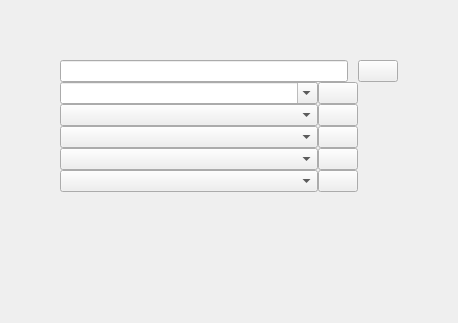
Qt form ui/t_b_ho.ui (RaphCucul/Image-registration-GUI) before a commit.
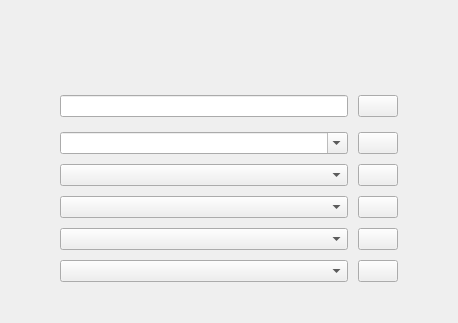
The same form after that commit.

```diff
--- a/ui/t_b_ho.ui
+++ b/ui/t_b_ho.ui
@@ -27,7 +27,7 @@
   </property>
   <layout class="QVBoxLayout" name="verticalLayout">
    <property name="spacing">
-    <number>0</number>
+    <number>15</number>
    </property>
    <property name="leftMargin">
     <number>60</number>
@@ -41,6 +41,16 @@
    <property name="bottomMargin">
     <number>0</number>
    </property>
+   <item>
+    <widget class="QLineEdit" name="iniPath">
+     <property name="enabled">
+      <bool>false</bool>
+     </property>
+     <property name="frame">
+      <bool>false</bool>
+     </property>
+    </widget>
+   </item>
    <item>
     <layout class="QHBoxLayout" name="horizontalLayout" stretch="1,2">
      <property name="spacing">
@@ -72,79 +82,18 @@
     </layout>
    </item>
    <item>
-    <layout class="QGridLayout" name="gridLayout" columnstretch="1,0,0,0">
-     <item row="0" column="2">
-      <widget class="QPushButton" name="pathToVideos">
-       <property name="sizePolicy">
-        <sizepolicy hsizetype="Minimum" vsizetype="Fixed">
-         <horstretch>0</horstretch>
-         <verstretch>0</verstretch>
-        </sizepolicy>
-       </property>
-       <property name="minimumSize">
-        <size>
-         <width>0</width>
-         <height>0</height>
-        </size>
-       </property>
-       <property name="maximumSize">
-        <size>
-         <width>16777215</width>
-         <height>16777215</height>
-        </size>
-       </property>
-       <property name="styleSheet">
-        <string notr="true">QPushButton:pressed {
-    border-style: inset;
-    border-color: blue;
-    border-width: 1px;
-    color: white;
-}</string>
-       </property>
-       <property name="text">
-        <string/>
-       </property>
-      </widget>
+    <layout class="QGridLayout" name="gridLayout" columnstretch="1,0,0">
+     <property name="spacing">
+      <number>10</number>
+     </property>
+     <item row="1" column="0">
+      <widget class="QComboBox" name="Combo_savingVideo"/>
      </item>
-     <item row="1" column="2">
-      <widget class="QPushButton" name="SaveVideos">
-       <property name="styleSheet">
-        <string notr="true">QPushButton:pressed {
-    border-style: inset;
-    border-color: blue;
-    border-width: 1px;
-    color: white;
-}</string>
-       </property>
-       <property name="text">
-        <string/>
-       </property>
-      </widget>
+     <item row="3" column="0">
+      <widget class="QComboBox" name="Combo_VideoDataSave"/>
      </item>
-     <item row="2" column="0">
-      <widget class="QComboBox" name="Combo_VideoDataLoad">
-       <property name="editable">
-        <bool>false</bool>
-       </property>
-       <property name="currentIndex">
-        <number>-1</number>
-       </property>
-      </widget>
-     </item>
-     <item row="2" column="2">
-      <widget class="QPushButton" name="LoadingDataFolder">
-       <property name="styleSheet">
-        <string notr="true">QPushButton:pressed {
-    border-style: inset;
-    border-color: blue;
-    border-width: 1px;
-    color: white;
-}</string>
-       </property>
-       <property name="text">
-        <string/>
-       </property>
-      </widget>
+     <item row="4" column="0">
+      <widget class="QComboBox" name="Combo_FrangiParams"/>
      </item>
      <item row="0" column="0">
       <widget class="QComboBox" name="Combo_videoPath">
@@ -177,6 +126,39 @@
        </property>
       </widget>
      </item>
+     <item row="0" column="2">
+      <widget class="QPushButton" name="pathToVideos">
+       <property name="sizePolicy">
+        <sizepolicy hsizetype="Minimum" vsizetype="Fixed">
+         <horstretch>0</horstretch>
+         <verstretch>0</verstretch>
+        </sizepolicy>
+       </property>
+       <property name="minimumSize">
+        <size>
+         <width>0</width>
+         <height>0</height>
+        </size>
+       </property>
+       <property name="maximumSize">
+        <size>
+         <width>16777215</width>
+         <height>16777215</height>
+        </size>
+       </property>
+       <property name="styleSheet">
+        <string notr="true">QPushButton:pressed {
+    border-style: inset;
+    border-color: blue;
+    border-width: 1px;
+    color: white;
+}</string>
+       </property>
+       <property name="text">
+        <string/>
+       </property>
+      </widget>
+     </item>
      <item row="4" column="2">
       <widget class="QPushButton" name="paramFrangPB">
        <property name="styleSheet">
@@ -192,6 +174,21 @@
        </property>
       </widget>
      </item>
+     <item row="2" column="2">
+      <widget class="QPushButton" name="LoadingDataFolder">
+       <property name="styleSheet">
+        <string notr="true">QPushButton:pressed {
+    border-style: inset;
+    border-color: blue;
+    border-width: 1px;
+    color: white;
+}</string>
+       </property>
+       <property name="text">
+        <string/>
+       </property>
+      </widget>
+     </item>
      <item row="3" column="2">
       <widget class="QPushButton" name="SavingDataFolder">
        <property name="styleSheet">
@@ -207,27 +204,30 @@
        </property>
       </widget>
      </item>
-     <item row="1" column="0">
-      <widget class="QComboBox" name="Combo_savingVideo"/>
+     <item row="1" column="2">
+      <widget class="QPushButton" name="SaveVideos">
+       <property name="styleSheet">
+        <string notr="true">QPushButton:pressed {
+    border-style: inset;
+    border-color: blue;
+    border-width: 1px;
+    color: white;
+}</string>
+       </property>
+       <property name="text">
+        <string/>
+       </property>
+      </widget>
      </item>
-     <item row="3" column="0">
-      <widget class="QComboBox" name="Combo_VideoDataSave"/>
-     </item>
-     <item row="4" column="0">
-      <widget class="QComboBox" name="Combo_FrangiParams"/>
-     </item>
-     <item row="0" column="3">
-      <spacer name="horizontalSpacer">
-       <property name="orientation">
-        <enum>Qt::Horizontal</enum>
+     <item row="2" column="0">
+      <widget class="QComboBox" name="Combo_VideoDataLoad">
+       <property name="editable">
+        <bool>false</bool>
        </property>
-       <property name="sizeHint" stdset="0">
-        <size>
-         <width>40</width>
-         <height>20</height>
-        </size>
+       <property name="currentIndex">
+        <number>-1</number>
        </property>
-      </spacer>
+      </widget>
      </item>
     </layout>
    </item>
```
